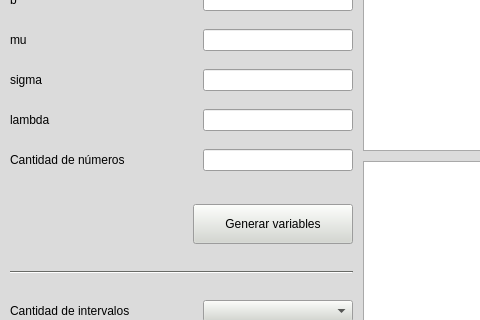
The window that SIM/TP3/generador_variables/interfaz/ventana_generador_variables_aleatorias.ui (agustin007/Facultad-2021) describes before a commit, drawn with Qt 5; both pictures show x 0 to 480 and y 109 to 429 of the 973 by 630 pixel window.
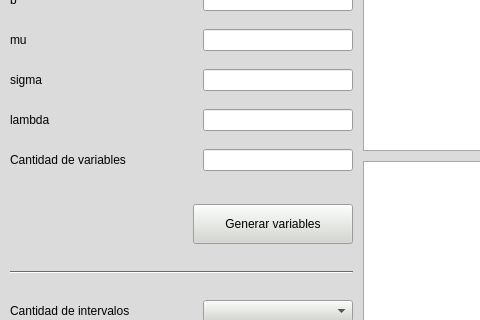
The same window after the commit. Icons and pictures are not drawn.

Commit message: Dejo funcionar la generacion de variables aleatorias del tp3

The edit to the form file:
```diff
--- a/SIM/TP3/generador_variables/interfaz/ventana_generador_variables_aleatorias.ui
+++ b/SIM/TP3/generador_variables/interfaz/ventana_generador_variables_aleatorias.ui
@@ -743,7 +743,7 @@
           <item>
            <widget class="QLabel" name="lbl_cantidad_numeros">
             <property name="text">
-             <string>Cantidad de números</string>
+             <string>Cantidad de variables</string>
             </property>
            </widget>
           </item>
```
Left out of the diff: 4 changed lines with no effect on the pictures. The commit also changes 2 other files.
